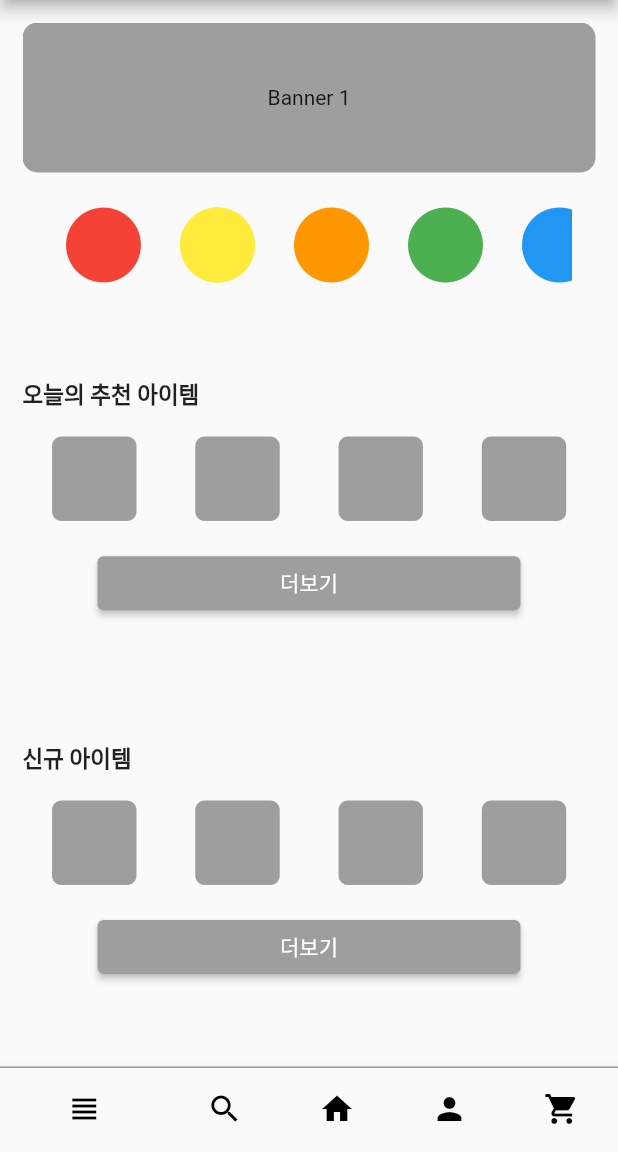
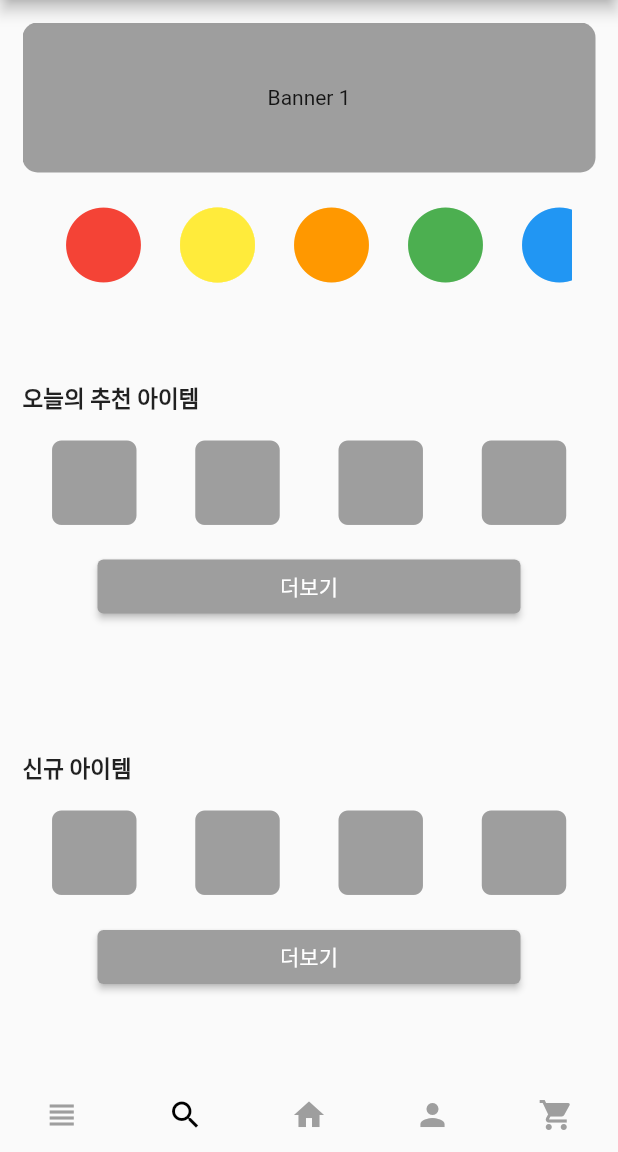
Before and after one commit to HyunWoo9930/UpCloth_customer, a Flutter app: the MainScreen screen opened directly, on a phone screen of 412 x 824 dp, the part 84-1236 px from its top. Run offline on Flutter 3.47's test engine with Material 2 defaults, Android fonts, the phone set to English and light mode, and no system bars; missing offline and left inert: flutter_naver_login.

Commit message:
[UPDATE] main_screen.dart 코드 정리

```diff
--- a/lib/screen/main_screen.dart
+++ b/lib/screen/main_screen.dart
@@ -12,55 +12,115 @@ class MainScreen extends StatefulWidget {
 class _MainScreenState extends State<MainScreen> {
   final PageController _pageController = PageController();
   int _currentPage = 0;
-
   int _pageIndex = 0;
 
   @override
   Widget build(BuildContext context) {
-    return Scaffold(
-        appBar: AppBar(
-          backgroundColor: Colors.green,
-          title: Text('upcloth'),
-          centerTitle: true,
-        ),
-        bottomNavigationBar: Container(
-          decoration: BoxDecoration(
-              border: Border(top: BorderSide(color: Colors.grey, width: 1.0))),
-          child: BottomNavigationBar(
-            onTap: (value) {
-              setState(() {
-                _pageIndex = value;
-              });
-            },
-            currentIndex: _pageIndex,
-            selectedItemColor: Colors.black,
-            unselectedItemColor: Colors.black,
-            type: BottomNavigationBarType.shifting,
-            showSelectedLabels: false,
-            // 선택된 라벨 보이기/숨기기
-            showUnselectedLabels: false,
-            // 선택되지 않은 라벨 보이기/숨기기
-            items: const [
-              BottomNavigationBarItem(
-                  icon: Icon(Icons.view_headline_sharp), label: 'list'),
-              BottomNavigationBarItem(
-                  icon: Icon(Icons.search), label: 'search'),
-              BottomNavigationBarItem(icon: Icon(Icons.home), label: 'home'),
-              BottomNavigationBarItem(
-                  icon: Icon(Icons.person), label: 'myPage'),
-              BottomNavigationBarItem(
-                  icon: Icon(Icons.shopping_cart), label: 'cart'),
-            ],
-          ),
-        ),
+    return DefaultTabController(
+      initialIndex: 1,
+      length: 5,
+      child: Scaffold(
+          appBar: _appBar(),
+          bottomNavigationBar: _navigationBar(),
           body: Padding(
             padding: const EdgeInsets.all(15.0),
             child: Column(
               children: [
-              Banner(),
-              Padding(
-                padding:
-                    const EdgeInsets.symmetric(horizontal: 16, vertical: 10),
+                _Header(
+                  onPageChanged: _onPageChanged,
+                  pageController: _pageController,
+                ),
+                _Body(),
+                _Footer(),
+              ],
+            ),
+          )),
+    );
+  }
+
+  void _onPageChanged(int pageIndex) {
+    setState(() {
+      _currentPage = pageIndex;
+    });
+  }
+}
+
+/// AppBar
+PreferredSizeWidget _appBar() {
+  return AppBar(
+    backgroundColor: Colors.green,
+    title: Text('upcloth'),
+    centerTitle: true,
+  );
+}
+
+/// navigation Bar
+Widget _navigationBar() {
+  return const TabBar(
+    tabs: <Widget>[
+      Tab(icon: Icon(Icons.view_headline_sharp)),
+      Tab(icon: Icon(Icons.search)),
+      Tab(icon: Icon(Icons.home)),
+      Tab(icon: Icon(Icons.person)),
+      Tab(icon: Icon(Icons.shopping_cart)),
+    ],
+    indicatorColor: Colors.transparent,
+    unselectedLabelColor: Colors.grey,
+    labelColor: Colors.black,
+  );
+}
+
+///  Banner build 하는 widget
+class _buildBanner extends StatelessWidget {
+  final String text;
+
+  const _buildBanner({required this.text, super.key});
+
+  @override
+  Widget build(BuildContext context) {
+    return Container(
+      decoration: BoxDecoration(
+        borderRadius: BorderRadius.circular(10.0), // 원하는 둥근 정도를 설정합니다.
+        color: Colors.grey,
+      ),
+      child: Center(child: Text(text)),
+    );
+  }
+}
+
+/// Banner Header
+class _Header extends StatelessWidget {
+  final ValueChanged<int> onPageChanged;
+  final PageController pageController;
+
+  const _Header(
+      {required this.onPageChanged, required this.pageController, super.key});
+
+  @override
+  Widget build(BuildContext context) {
+    return SizedBox(
+      height: 100,
+      child: PageView(
+        controller: pageController,
+        onPageChanged: onPageChanged,
+        children: const [
+          _buildBanner(text: 'Banner 1'),
+          _buildBanner(text: 'Banner 2'),
+          _buildBanner(text: 'Banner 3')
+        ],
+      ),
+    );
+  }
+}
+
+/// 배너 아래 카테고리 영역
+class _Body extends StatelessWidget {
+  const _Body({super.key});
+
+  @override
+  Widget build(BuildContext context) {
+    return Padding(
+      padding: const EdgeInsets.symmetric(horizontal: 16, vertical: 10),
       child: Container(
         child: SingleChildScrollView(
           scrollDirection: Axis.horizontal,
@@ -107,8 +167,17 @@ class _MainScreenState extends State<MainScreen> {
           ),
         ),
       ),
-              ),
-              Expanded(
+    );
+  }
+}
+
+/// 오늘의 추천 아이템, 신규 아이템
+class _Footer extends StatelessWidget {
+  const _Footer({super.key});
+
+  @override
+  Widget build(BuildContext context) {
+    return Expanded(
       child: Column(
         mainAxisAlignment: MainAxisAlignment.spaceAround,
         children: [
@@ -153,8 +222,8 @@ class _MainScreenState extends State<MainScreen> {
                 padding: const EdgeInsets.symmetric(horizontal: 50),
                 child: ElevatedButton(
                     onPressed: () {
-                                Navigator.of(context).push(MaterialPageRoute(
-                                    builder: (BuildContext context) {
+                      Navigator.of(context).push(
+                          MaterialPageRoute(builder: (BuildContext context) {
                         return TodayRecommendScreen();
                       }));
                     },
@@ -208,8 +277,8 @@ class _MainScreenState extends State<MainScreen> {
                 padding: const EdgeInsets.symmetric(horizontal: 50),
                 child: ElevatedButton(
                     onPressed: () {
-                                Navigator.of(context).push(MaterialPageRoute(
-                                    builder: (BuildContext context) {
+                      Navigator.of(context).push(
+                          MaterialPageRoute(builder: (BuildContext context) {
                         return NewItemScreen();
                       }));
                     },
@@ -222,38 +291,6 @@ class _MainScreenState extends State<MainScreen> {
           ),
         ],
       ),
-              ),
-            ],
-          ),
-        ));
-  }
-
-  Widget buildBanner(String text, int index) {
-    return Container(
-      decoration: BoxDecoration(
-        borderRadius: BorderRadius.circular(10.0), // 원하는 둥근 정도를 설정합니다.
-        color: Colors.grey,
-      ),
-      child: Center(child: Text(text)),
-    );
-  }
-
-  Widget Banner() {
-    return SizedBox(
-      height: 100,
-      child: PageView(
-        controller: _pageController,
-        onPageChanged: (int page) {
-          setState(() {
-            _currentPage = page;
-          });
-        },
-        children: [
-          buildBanner('Banner 1', 0),
-          buildBanner('Banner 2', 1),
-          buildBanner('Banner 3', 2),
-        ],
-      ),
     );
   }
 }
```
Lines whose indentation alone changed are shown as unchanged.
